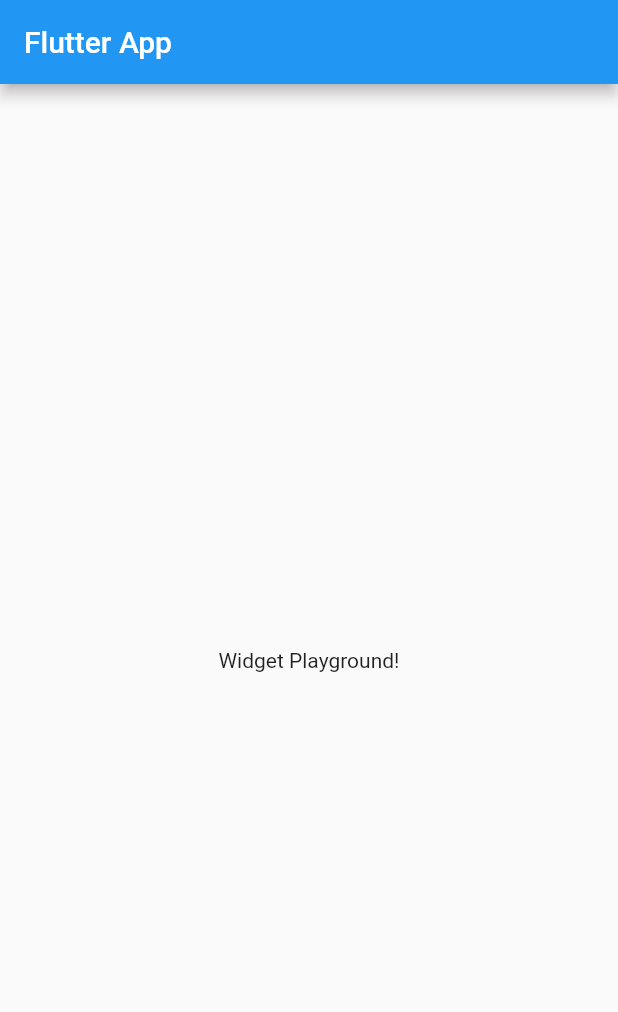
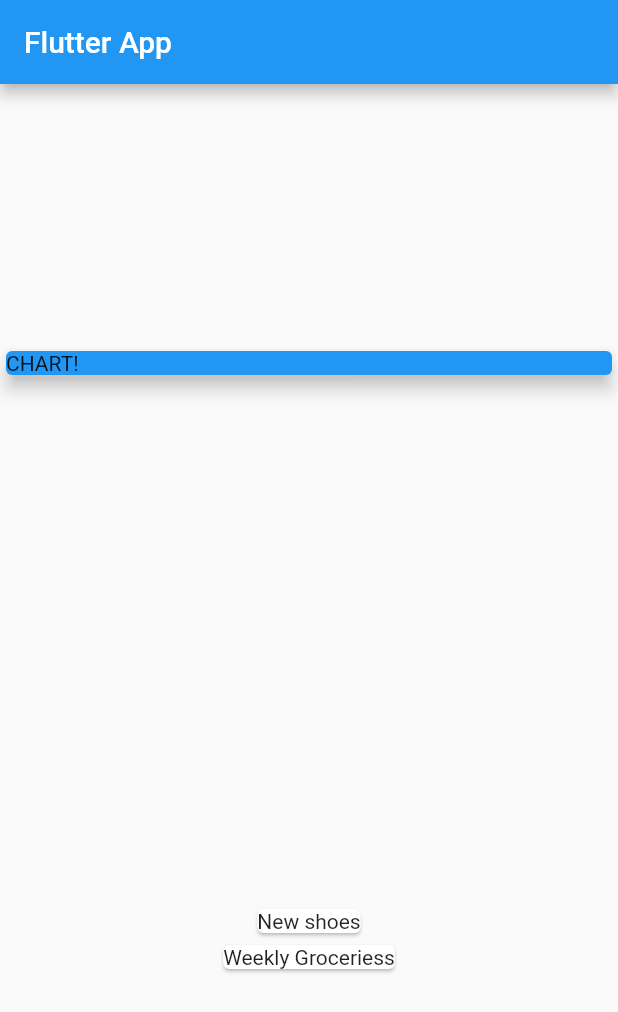
Before and after one commit to Tolulope05/e_planner, a Flutter app: the screen it shows after launch, on a phone screen of 412 x 824 dp. Shown: the top 1012 px of the screen. Run offline on Flutter 3.47's test engine with Material 2 defaults, Android fonts, the phone set to English and light mode, and no system bars.

Commit message:
mapped data into widget

```diff
--- a/lib/main.dart
+++ b/lib/main.dart
@@ -1,4 +1,5 @@
 import 'package:flutter/material.dart';
+import './transaction.dart';
 
 void main() {
   runApp(MyApp());
@@ -15,14 +16,48 @@ class MyApp extends StatelessWidget {
 }
 
 class MyhomePage extends StatelessWidget {
+  final List<Transaction> transactions = [
+    Transaction(
+      id: 't1',
+      title: 'New shoes',
+      amount: 69.99,
+      date: DateTime.now(),
+    ),
+    Transaction(
+      id: 't2',
+      title: 'Weekly Groceriess',
+      amount: 16.53,
+      date: DateTime.now(),
+    )
+  ];
   @override
   Widget build(BuildContext context) {
     return Scaffold(
       appBar: AppBar(
-        title: Text('Flutter App'),
+        title: const Text('Flutter App'),
       ),
-      body: Center(
-        child: Text('Widget Playground!'),
+      body: Column(
+        mainAxisAlignment: MainAxisAlignment.spaceAround,
+        crossAxisAlignment: CrossAxisAlignment.stretch,
+        children: <Widget>[
+          const SizedBox(
+            width: double.infinity,
+            child: Card(
+              color: Colors.blue,
+              elevation: 5,
+              child: SizedBox(
+                child: Text('CHART!'),
+              ),
+            ),
+          ),
+          Column(
+            children: transactions.map((tx) {
+              return Card(
+                child: Text(tx.title),
+              );
+            }).toList(),
+          ),
+        ],
       ),
     );
   }
--- /dev/null
+++ b/lib/transaction.dart
@@ -0,0 +1,15 @@
+import 'package:flutter/foundation.dart';
+
+class Transaction {
+  final String id;
+  final String title;
+  final double amount;
+  final DateTime date;
+
+  Transaction({
+    required this.id,
+    required this.title,
+    required this.amount,
+    required this.date,
+  });
+}
```
